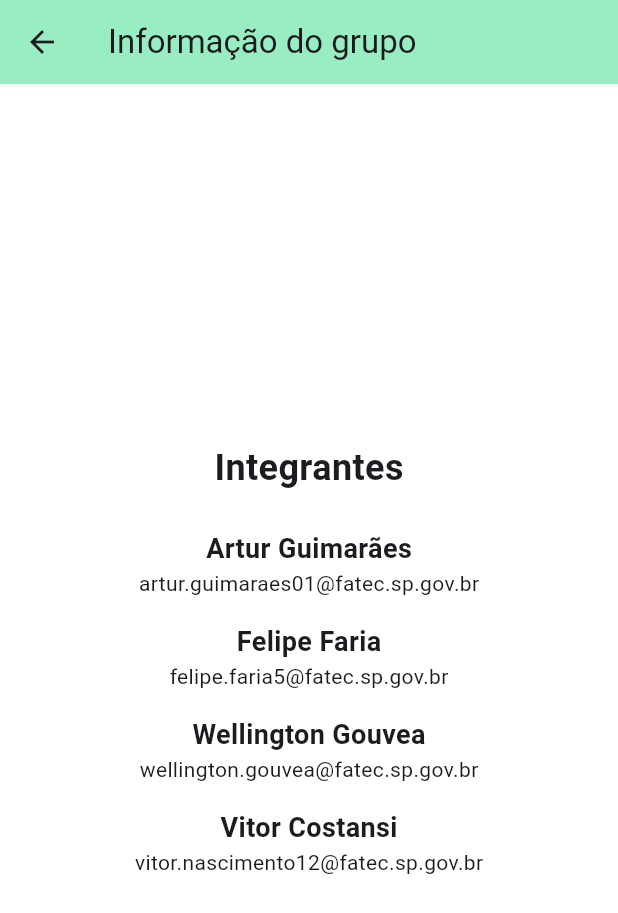
After one commit to Turzzzin/app_nutricao_flutter, a Flutter app: the HomeScreen screen opened by its route, after a tap on the "info" icon, on a phone screen of 412 x 824 dp. The commit adds this screen. Shown: the top 913 px of the screen. Run offline on Flutter 3.47's test engine with Material 3 defaults, Android fonts, the phone set to English and light mode, and no system bars; our stand-ins replace flutter_svg, image_picker, share_plus, shared_preferences, sqflite; accounts and stored records are empty.

Commit message:
feat: Adicionando tela de informações do grupo

```diff
--- a/lib/main.dart
+++ b/lib/main.dart
@@ -9,6 +9,7 @@
 import '../screens/search_pacient_screen.dart';
 import '../screens/search_food_screen.dart';
 import '../screens/search_menu_screen.dart';
+import '../screens/info_screen.dart';
 
 void main() {
   runApp(MyApp());
@@ -32,6 +33,7 @@
         '/paciente/buscar': (context) => SearchPacientScreen(),
         '/cardapio/novo': (context) => RegisterMenuScreen(),
         '/cardapio/buscar': (context) => SearchMenuScreen(),
+        '/info': (context) => InfoScreen()
       },
     );
   }
--- a/lib/screens/home_screen.dart
+++ b/lib/screens/home_screen.dart
@@ -18,10 +18,16 @@
     return Scaffold(
       backgroundColor: Colors.white, // Light green background color
       appBar: CustomAppBar(
-        title: 'Tela Principal',
+        title: '',
         textColor: Colors.black, // Set the desired text color here
         showBackButton: false,
         actions: [
+          IconButton(
+            icon: const Icon(Icons.info),
+            onPressed: () {
+              Navigator.pushNamed(context, '/info');
+            },
+          ),
           IconButton(
             icon: const Icon(Icons.logout),
             onPressed: () async {
--- /dev/null
+++ b/lib/screens/info_screen.dart
@@ -0,0 +1,53 @@
+import 'package:flutter/material.dart';
+
+class InfoScreen extends StatelessWidget {
+  @override
+  Widget build(BuildContext context) {
+    return Scaffold(
+      backgroundColor: Colors.white,
+      appBar: AppBar(
+        title: const Text("Informação do grupo"),
+        backgroundColor: const Color(0xFF98EDC3)
+      ),
+      body: const Center(
+        child: Padding(
+          padding: EdgeInsets.all(24.0),
+          child: Column(
+            mainAxisAlignment: MainAxisAlignment.center,
+            crossAxisAlignment: CrossAxisAlignment.center,
+            children: [
+              Text(
+                'Integrantes',
+                style: TextStyle(fontSize: 24, fontWeight: FontWeight.bold)
+              ),
+              SizedBox(height: 24.0),
+              Text(
+                'Artur Guimarães',
+                style: TextStyle(fontSize: 18, fontWeight: FontWeight.bold),
+              ),
+              Text('artur.guimaraes01@fatec.sp.gov.br'),
+              SizedBox(height: 16),
+              Text(
+                'Felipe Faria',
+                style: TextStyle(fontSize: 18, fontWeight: FontWeight.bold),
+              ),
+              Text('felipe.faria5@fatec.sp.gov.br'),
+              SizedBox(height: 16),
+              Text(
+                'Wellington Gouvea',
+                style: TextStyle(fontSize: 18, fontWeight: FontWeight.bold),
+              ),
+              Text('wellington.gouvea@fatec.sp.gov.br'),
+              SizedBox(height: 16),
+              Text(
+                'Vitor Costansi',
+                style: TextStyle(fontSize: 18, fontWeight: FontWeight.bold),
+              ),
+              Text('vitor.nascimento12@fatec.sp.gov.br'),
+            ],
+          ),
+        ),
+      ),
+    );
+  }
+}
```
